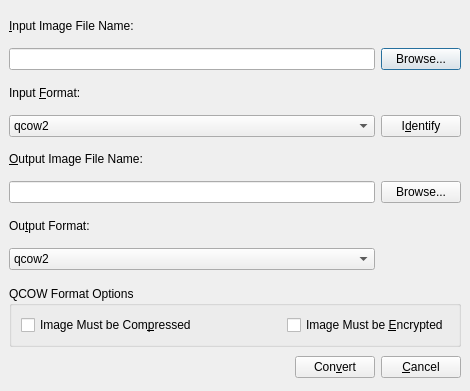
Old version of the form Convert_HDD_Image_Window.ui in the repository qunying/aqemu-old.
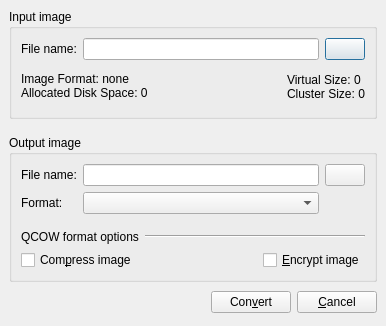
New version of the form. Icons and pictures are not drawn.

Commit message: Improve boot order window and rebuild convert HDD image window

Diff of the .ui file:
```diff
--- a/Convert_HDD_Image_Window.ui
+++ b/Convert_HDD_Image_Window.ui
@@ -1,13 +1,13 @@
 <ui version="4.0" >
  <author>Andrey Rijov</author>
  <class>Convert_HDD_Image_Window</class>
- <widget class="QDialog" name="Convert_HDD_Image_Window" >
-  <property name="geometry" >
+ <widget class="QDialog" name="Convert_HDD_Image_Window">
+  <property name="geometry">
    <rect>
     <x>0</x>
     <y>0</y>
-    <width>470</width>
-    <height>391</height>
+    <width>386</width>
+    <height>326</height>
    </rect>
   </property>
   <property name="windowTitle" >
@@ -17,182 +17,193 @@
    <iconset resource="images.qrc" >
     <normaloff>:/hdd.png</normaloff>:/hdd.png</iconset>
   </property>
-  <layout class="QGridLayout" name="gridLayout" >
-   <item row="0" column="0" >
-    <widget class="QLabel" name="Label_Base_File_Name" >
-     <property name="text" >
-      <string>&amp;Input Image File Name:</string>
+  <layout class="QGridLayout" name="gridLayout">
+   <item row="0" column="0" colspan="3">
+    <widget class="QGroupBox" name="groupBox">
+     <property name="title">
+      <string>Input image</string>
      </property>
-     <property name="buddy" >
-      <cstring>Edit_Base_File_Name</cstring>
+     <layout class="QGridLayout" name="gridLayout_3">
+      <item row="0" column="0">
+       <widget class="QLabel" name="label_3">
+        <property name="text">
+         <string>File name:</string>
      </property>
     </widget>
    </item>
-   <item row="1" column="0" >
-    <widget class="QLineEdit" name="Edit_Base_File_Name" />
-   </item>
-   <item row="1" column="1" >
-    <widget class="QPushButton" name="Button_Browse_Base" >
-     <property name="text" >
-      <string>Browse...</string>
-     </property>
-    </widget>
-   </item>
-   <item row="2" column="0" >
-    <widget class="QLabel" name="Label_Input_Format" >
-     <property name="text" >
-      <string>Input &amp;Format:</string>
-     </property>
-     <property name="buddy" >
-      <cstring>CB_Input_Format</cstring>
-     </property>
-    </widget>
-   </item>
-   <item row="3" column="0" >
-    <widget class="QComboBox" name="CB_Input_Format" >
-     <property name="maxCount" >
-      <number>32</number>
+      <item row="0" column="1">
+       <widget class="QLineEdit" name="Edit_Base_File_Name"/>
+      </item>
+      <item row="0" column="2">
+       <widget class="QPushButton" name="Button_Browse_Base">
+        <property name="text">
+         <string/>
+        </property>
+        <property name="icon">
+         <iconset resource="images.qrc">
+          <normaloff>:/open-file.png</normaloff>:/open-file.png</iconset>
+        </property>
+       </widget>
+      </item>
+      <item row="1" column="0" colspan="3">
+       <layout class="QHBoxLayout" name="horizontalLayout_16">
+        <property name="sizeConstraint">
+         <enum>QLayout::SetMinimumSize</enum>
      </property>
      <item>
-      <property name="text" >
-       <string>qcow2</string>
-      </property>
-     </item>
-     <item>
-      <property name="text" >
-       <string>qcow</string>
-      </property>
+         <widget class="QLabel" name="Label_HDD_Info_L">
+          <property name="text">
+           <string>Image Format: none
+Allocated Disk Space: 0</string>
+          </property>
+          <property name="textInteractionFlags">
+           <set>Qt::TextSelectableByMouse</set>
+          </property>
+         </widget>
      </item>
      <item>
-      <property name="text" >
-       <string>vmdk</string>
-      </property>
-     </item>
-     <item>
-      <property name="text" >
-       <string>cow</string>
-      </property>
+         <spacer name="s2">
+          <property name="orientation">
+           <enum>Qt::Horizontal</enum>
+          </property>
+          <property name="sizeHint" stdset="0">
+           <size>
+            <width>10</width>
+            <height>15</height>
+           </size>
+          </property>
+         </spacer>
      </item>
      <item>
-      <property name="text" >
-       <string>raw</string>
-      </property>
-     </item>
-     <item>
-      <property name="text" >
-       <string>cloop</string>
-      </property>
-     </item>
+         <widget class="QLabel" name="Label_HDD_Info_R">
+          <property name="text">
+           <string>Virtual Size: 0
+Cluster Size: 0</string>
+          </property>
+         </widget>
+        </item>
+       </layout>
+      </item>
+     </layout>
     </widget>
    </item>
-   <item row="3" column="1" >
-    <widget class="QPushButton" name="Button_Identify" >
-     <property name="text" >
-      <string>I&amp;dentify</string>
+   <item row="1" column="0" colspan="3">
+    <spacer name="s3">
+     <property name="orientation">
+      <enum>Qt::Vertical</enum>
      </property>
-    </widget>
+     <property name="sizeType">
+      <enum>QSizePolicy::Fixed</enum>
+     </property>
+     <property name="sizeHint" stdset="0">
+      <size>
+       <width>368</width>
+       <height>10</height>
+      </size>
+     </property>
+    </spacer>
    </item>
-   <item row="4" column="0" >
-    <widget class="QLabel" name="Label_Output_File_Name" >
-     <property name="text" >
-      <string>&amp;Output Image File Name:</string>
+   <item row="2" column="0" colspan="3">
+    <widget class="QGroupBox" name="groupBox_2">
+     <property name="title">
+      <string>Output image</string>
      </property>
-     <property name="buddy" >
-      <cstring>Edit_Output_File_Name</cstring>
+     <layout class="QGridLayout" name="gridLayout_2">
+      <item row="0" column="0">
+       <widget class="QLabel" name="label_4">
+        <property name="text">
+         <string>File name:</string>
      </property>
     </widget>
    </item>
-   <item row="5" column="0" >
-    <widget class="QLineEdit" name="Edit_Output_File_Name" />
-   </item>
-   <item row="5" column="1" >
-    <widget class="QPushButton" name="Button_Browse_Output" >
-     <property name="text" >
-      <string>Browse...</string>
-     </property>
-    </widget>
-   </item>
-   <item row="6" column="0" >
-    <widget class="QLabel" name="Label_Output_Format" >
-     <property name="text" >
-      <string>Ou&amp;tput Format:</string>
-     </property>
-     <property name="buddy" >
+      <item row="0" column="1">
+       <widget class="QLineEdit" name="Edit_Output_File_Name"/>
+      </item>
+      <item row="0" column="2">
+       <widget class="QPushButton" name="Button_Browse_Output">
+        <property name="text">
+         <string/>
+        </property>
+        <property name="icon">
+         <iconset resource="images.qrc">
+          <normaloff>:/open-file.png</normaloff>:/open-file.png</iconset>
+        </property>
+       </widget>
+      </item>
+      <item row="1" column="0">
+       <widget class="QLabel" name="Label_Output_Format">
+        <property name="sizePolicy">
+         <sizepolicy hsizetype="Maximum" vsizetype="Preferred">
+          <horstretch>0</horstretch>
+          <verstretch>0</verstretch>
+         </sizepolicy>
+        </property>
+        <property name="text">
+         <string>Format:</string>
+        </property>
+        <property name="buddy">
       <cstring>CB_Output_Format</cstring>
      </property>
     </widget>
    </item>
-   <item row="7" column="0" >
-    <widget class="QComboBox" name="CB_Output_Format" >
-     <property name="maxCount" >
-      <number>32</number>
-     </property>
-     <item>
-      <property name="text" >
-       <string>qcow2</string>
-      </property>
-     </item>
-     <item>
-      <property name="text" >
-       <string>qcow</string>
-      </property>
-     </item>
-     <item>
-      <property name="text" >
-       <string>vmdk</string>
-      </property>
-     </item>
-     <item>
-      <property name="text" >
-       <string>cow</string>
-      </property>
-     </item>
-     <item>
-      <property name="text" >
-       <string>raw</string>
-      </property>
-     </item>
-     <item>
-      <property name="text" >
-       <string>cloop</string>
-      </property>
-     </item>
-    </widget>
-   </item>
-   <item row="8" column="0" >
-    <spacer name="verticalSpacer" >
-     <property name="orientation" >
+      <item row="1" column="1">
+       <widget class="QComboBox" name="CB_Output_Format"/>
+      </item>
+      <item row="2" column="1">
+       <spacer name="s4">
+        <property name="orientation">
       <enum>Qt::Vertical</enum>
      </property>
-     <property name="sizeType" >
+        <property name="sizeType">
       <enum>QSizePolicy::Fixed</enum>
      </property>
-     <property name="sizeHint" stdset="0" >
+        <property name="sizeHint" stdset="0">
       <size>
-       <width>200</width>
+          <width>30</width>
        <height>10</height>
       </size>
      </property>
     </spacer>
    </item>
-   <item row="9" column="0" colspan="2" >
-    <widget class="QGroupBox" name="GB_QCOW_Options" >
-     <property name="title" >
-      <string>QCOW Format Options</string>
-     </property>
-     <layout class="QGridLayout" >
-      <property name="margin" >
-       <number>9</number>
-      </property>
-      <property name="spacing" >
-       <number>6</number>
-      </property>
-      <item row="0" column="1" >
-       <spacer>
-        <property name="orientation" >
+      <item row="3" column="0" colspan="3">
+       <layout class="QHBoxLayout" name="horizontalLayout_7">
+        <item>
+         <widget class="QLabel" name="label_5">
+          <property name="sizePolicy">
+           <sizepolicy hsizetype="Maximum" vsizetype="Preferred">
+            <horstretch>0</horstretch>
+            <verstretch>0</verstretch>
+           </sizepolicy>
+          </property>
+          <property name="text">
+           <string>QCOW format options</string>
+          </property>
+         </widget>
+        </item>
+        <item>
+         <widget class="Line" name="line">
+          <property name="orientation">
+           <enum>Qt::Horizontal</enum>
+          </property>
+         </widget>
+        </item>
+       </layout>
+      </item>
+      <item row="4" column="0" colspan="3">
+       <layout class="QHBoxLayout" name="horizontalLayout">
+        <item>
+         <widget class="QCheckBox" name="CH_Compressed">
+          <property name="text">
+           <string>Com&amp;press image</string>
+          </property>
+         </widget>
+        </item>
+        <item>
+         <spacer name="s5">
+          <property name="orientation">
          <enum>Qt::Horizontal</enum>
         </property>
-        <property name="sizeHint" stdset="0" >
+          <property name="sizeHint" stdset="0">
          <size>
           <width>40</width>
           <height>20</height>
@@ -200,34 +211,24 @@
         </property>
        </spacer>
       </item>
-      <item row="0" column="0" >
-       <widget class="QCheckBox" name="CH_Compressed" >
-        <property name="text" >
-         <string>Image Must be Com&amp;pressed</string>
-        </property>
-       </widget>
-      </item>
-      <item row="0" column="2" >
-       <widget class="QCheckBox" name="CH_Encrypted" >
-        <property name="text" >
-         <string>Image Must be &amp;Encrypted</string>
-        </property>
-       </widget>
-      </item>
-     </layout>
-    </widget>
-   </item>
-   <item row="10" column="0" colspan="2" >
-    <layout class="QHBoxLayout" name="horizontalLayout" >
-     <property name="spacing" >
-      <number>6</number>
-     </property>
      <item>
-      <spacer>
-       <property name="orientation" >
+         <widget class="QCheckBox" name="CH_Encrypted">
+          <property name="text">
+           <string>&amp;Encrypt image</string>
+          </property>
+         </widget>
+        </item>
+       </layout>
+      </item>
+     </layout>
+    </widget>
+   </item>
+   <item row="3" column="0">
+    <spacer name="s1">
+     <property name="orientation">
         <enum>Qt::Horizontal</enum>
        </property>
-       <property name="sizeHint" stdset="0" >
+     <property name="sizeHint" stdset="0">
         <size>
          <width>141</width>
          <height>29</height>
@@ -235,9 +236,9 @@
        </property>
       </spacer>
      </item>
-     <item>
-      <widget class="QPushButton" name="Button_Convert" >
-       <property name="text" >
+   <item row="3" column="1">
+    <widget class="QPushButton" name="Button_Convert">
+     <property name="text">
         <string>Con&amp;vert</string>
        </property>
        <property name="icon" >
@@ -246,9 +247,9 @@
        </property>
       </widget>
      </item>
-     <item>
-      <widget class="QPushButton" name="Button_Cancel" >
-       <property name="text" >
+   <item row="3" column="2">
+    <widget class="QPushButton" name="Button_Cancel">
+     <property name="text">
         <string>&amp;Cancel</string>
        </property>
        <property name="icon" >
@@ -258,10 +259,8 @@
       </widget>
      </item>
     </layout>
-   </item>
-  </layout>
  </widget>
- <layoutdefault spacing="6" margin="9" />
+ <layoutdefault spacing="6" margin="9"/>
  <tabstops>
   <tabstop>Edit_Base_File_Name</tabstop>
   <tabstop>Button_Browse_Base</tabstop>
```
Left out of the diff: 25 changed lines with no effect on the pictures. Lines whose indentation alone changed are shown as unchanged. The commit also changes 16 other files.
